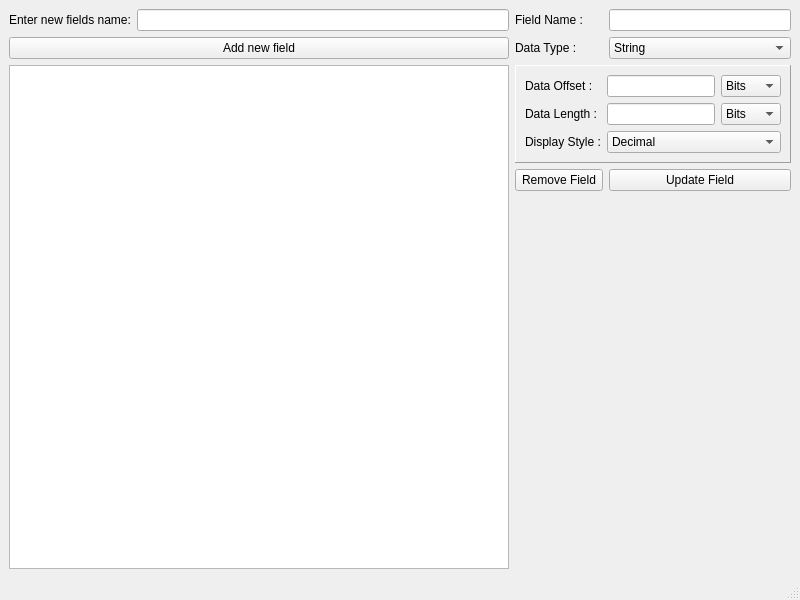
mcergun/Parsy, file ui/grammarwindow.ui: the form before one commit.
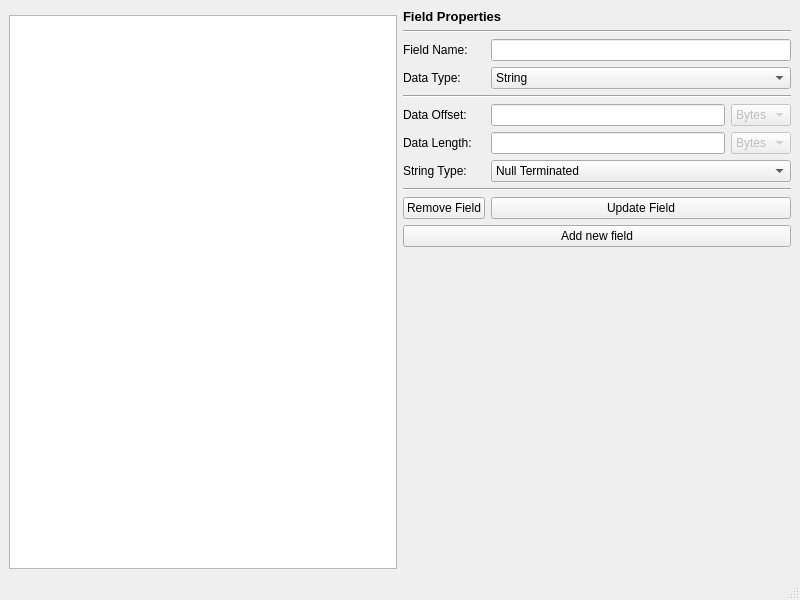
The form after the commit. The open tabs and pages were chosen to show the change.

Commit message:
activated adding/updating field values
also removed stack widget layout as it was causing problems with QDataWidgetMapper synchronization

Patch:
```diff
--- a/ui/grammarwindow.ui
+++ b/ui/grammarwindow.ui
@@ -49,30 +49,16 @@
       </attribute>
      </widget>
     </item>
-    <item row="0" column="0">
-     <layout class="QFormLayout" name="formLayout">
-      <item row="0" column="1">
-       <widget class="QLineEdit" name="tbNewFieldName"/>
-      </item>
-      <item row="0" column="0">
-       <widget class="QLabel" name="label_3">
-        <property name="text">
-         <string>Enter new fields name:</string>
-        </property>
-       </widget>
-      </item>
-      <item row="1" column="0" colspan="2">
-       <widget class="QPushButton" name="btnNewField">
-        <property name="text">
-         <string>Add new field</string>
-        </property>
-       </widget>
-      </item>
-     </layout>
-    </item>
     <item row="0" column="1" rowspan="2">
-     <layout class="QGridLayout" name="gridLayout" rowstretch="0,0,0,0,0,1">
-      <item row="5" column="1" colspan="3">
+     <layout class="QGridLayout" name="gridLayout" rowstretch="0,0,0,0,0,0,0,0,0,0,0,0,0,0,0,0,0,0,0,0,0,0">
+      <item row="10" column="1">
+       <widget class="QPushButton" name="btnRemoveField">
+        <property name="text">
+         <string>Remove Field</string>
+        </property>
+       </widget>
+      </item>
+      <item row="21" column="1" colspan="3">
        <spacer name="verticalSpacer">
         <property name="orientation">
          <enum>Qt::Vertical</enum>
@@ -85,7 +71,96 @@
         </property>
        </spacer>
       </item>
-      <item row="1" column="2" colspan="2">
+      <item row="9" column="1" colspan="3">
+       <widget class="Line" name="line_2">
+        <property name="orientation">
+         <enum>Qt::Horizontal</enum>
+        </property>
+       </widget>
+      </item>
+      <item row="7" column="3">
+       <widget class="QComboBox" name="cbEntryLengthUnit">
+        <property name="enabled">
+         <bool>false</bool>
+        </property>
+        <property name="currentIndex">
+         <number>1</number>
+        </property>
+        <item>
+         <property name="text">
+          <string>Bits</string>
+         </property>
+        </item>
+        <item>
+         <property name="text">
+          <string>Bytes</string>
+         </property>
+        </item>
+       </widget>
+      </item>
+      <item row="7" column="2">
+       <widget class="QLineEdit" name="tbEntryLength"/>
+      </item>
+      <item row="8" column="2" colspan="2">
+       <widget class="QComboBox" name="cbStringType">
+        <item>
+         <property name="text">
+          <string>Null Terminated</string>
+         </property>
+        </item>
+        <item>
+         <property name="text">
+          <string>Static Length</string>
+         </property>
+        </item>
+       </widget>
+      </item>
+      <item row="4" column="1" colspan="3">
+       <widget class="Line" name="line">
+        <property name="orientation">
+         <enum>Qt::Horizontal</enum>
+        </property>
+       </widget>
+      </item>
+      <item row="2" column="2" colspan="2">
+       <widget class="QLineEdit" name="tbEntryName"/>
+      </item>
+      <item row="3" column="1">
+       <widget class="QLabel" name="label">
+        <property name="text">
+         <string>Data Type:</string>
+        </property>
+       </widget>
+      </item>
+      <item row="2" column="1">
+       <widget class="QLabel" name="label_9">
+        <property name="text">
+         <string>Field Name:</string>
+        </property>
+       </widget>
+      </item>
+      <item row="0" column="1" colspan="2">
+       <widget class="QLabel" name="label_2">
+        <property name="text">
+         <string>&lt;html&gt;&lt;head/&gt;&lt;body&gt;&lt;p&gt;&lt;span style=&quot; font-size:10pt; font-weight:600;&quot;&gt;Field Properties&lt;/span&gt;&lt;/p&gt;&lt;/body&gt;&lt;/html&gt;</string>
+        </property>
+       </widget>
+      </item>
+      <item row="10" column="2" colspan="2">
+       <widget class="QPushButton" name="btnUpdateField">
+        <property name="text">
+         <string>Update Field</string>
+        </property>
+       </widget>
+      </item>
+      <item row="11" column="1" colspan="3">
+       <widget class="QPushButton" name="btnNewField">
+        <property name="text">
+         <string>Add new field</string>
+        </property>
+       </widget>
+      </item>
+      <item row="3" column="2" colspan="2">
        <widget class="QComboBox" name="cbEntryType">
         <item>
          <property name="text">
@@ -139,165 +214,54 @@
         </item>
        </widget>
       </item>
-      <item row="0" column="2" colspan="2">
-       <widget class="QLineEdit" name="tbSelectedFieldName"/>
+      <item row="6" column="2">
+       <widget class="QLineEdit" name="tbEntryOffset"/>
       </item>
-      <item row="2" column="1" colspan="3">
-       <widget class="QStackedWidget" name="stackedWidget">
-        <property name="frameShape">
-         <enum>QFrame::Panel</enum>
+      <item row="8" column="1">
+       <widget class="QLabel" name="lblDispType">
+        <property name="text">
+         <string>String Type:</string>
         </property>
-        <property name="frameShadow">
-         <enum>QFrame::Raised</enum>
+       </widget>
+      </item>
+      <item row="6" column="3">
+       <widget class="QComboBox" name="cbEntryOffsetUnit">
+        <property name="enabled">
+         <bool>false</bool>
         </property>
         <property name="currentIndex">
-         <number>0</number>
+         <number>1</number>
         </property>
-        <widget class="QWidget" name="String">
-         <layout class="QGridLayout" name="gridLayout_2">
-          <item row="2" column="1" colspan="2">
-           <widget class="QLineEdit" name="tbStringLength"/>
-          </item>
-          <item row="1" column="0">
-           <widget class="QLabel" name="label_5">
-            <property name="text">
-             <string>Data Offset (Bytes) :</string>
-            </property>
-           </widget>
-          </item>
-          <item row="0" column="1" colspan="2">
-           <widget class="QComboBox" name="cbStringType">
-            <item>
-             <property name="text">
-              <string>Null Terminated</string>
-             </property>
-            </item>
-            <item>
-             <property name="text">
-              <string>Static Length</string>
-             </property>
-            </item>
-           </widget>
-          </item>
-          <item row="0" column="0">
-           <widget class="QLabel" name="label_2">
-            <property name="text">
-             <string>String Type:</string>
-            </property>
-           </widget>
-          </item>
-          <item row="2" column="0">
-           <widget class="QLabel" name="label_4">
-            <property name="text">
-             <string>String Length (Bytes) :</string>
-            </property>
-           </widget>
-          </item>
-          <item row="1" column="1" colspan="2">
-           <widget class="QLineEdit" name="tbStringOffset"/>
-          </item>
-         </layout>
-        </widget>
-        <widget class="QWidget" name="Numeric">
-         <layout class="QGridLayout" name="gridLayout_3">
-          <item row="0" column="1">
-           <widget class="QLineEdit" name="tbNumericOffset"/>
-          </item>
-          <item row="0" column="0">
-           <widget class="QLabel" name="label_6">
-            <property name="text">
-             <string>Data Offset :</string>
-            </property>
-           </widget>
-          </item>
-          <item row="1" column="1">
-           <widget class="QLineEdit" name="tbNumericLength"/>
-          </item>
-          <item row="0" column="2">
-           <widget class="QComboBox" name="cbNumericOffsetType">
-            <item>
-             <property name="text">
-              <string>Bits</string>
-             </property>
-            </item>
-            <item>
-             <property name="text">
-              <string>Bytes</string>
-             </property>
-            </item>
-           </widget>
-          </item>
-          <item row="1" column="2">
-           <widget class="QComboBox" name="cbNumericLengthType">
-            <item>
-             <property name="text">
-              <string>Bits</string>
-             </property>
-            </item>
-            <item>
-             <property name="text">
-              <string>Bytes</string>
-             </property>
-            </item>
-           </widget>
-          </item>
-          <item row="1" column="0">
-           <widget class="QLabel" name="label_7">
-            <property name="text">
-             <string>Data Length :</string>
-            </property>
-           </widget>
-          </item>
-          <item row="2" column="0">
-           <widget class="QLabel" name="label_8">
-            <property name="text">
-             <string>Display Style :</string>
-            </property>
-           </widget>
-          </item>
-          <item row="2" column="1" colspan="2">
-           <widget class="QComboBox" name="comboBox">
-            <item>
-             <property name="text">
-              <string>Decimal</string>
-             </property>
-            </item>
-            <item>
-             <property name="text">
-              <string>Hexadecimal</string>
-             </property>
-            </item>
-           </widget>
-          </item>
-         </layout>
-        </widget>
+        <item>
+         <property name="text">
+          <string>Bits</string>
+         </property>
+        </item>
+        <item>
+         <property name="text">
+          <string>Bytes</string>
+         </property>
+        </item>
        </widget>
       </item>
-      <item row="1" column="1">
-       <widget class="QLabel" name="label">
+      <item row="6" column="1">
+       <widget class="QLabel" name="lblOffset">
         <property name="text">
-         <string>Data Type :</string>
+         <string>Data Offset:</string>
         </property>
        </widget>
       </item>
-      <item row="4" column="1">
-       <widget class="QPushButton" name="btnRemoveField">
+      <item row="7" column="1">
+       <widget class="QLabel" name="lblLength">
         <property name="text">
-         <string>Remove Field</string>
+         <string>Data Length:</string>
         </property>
        </widget>
       </item>
-      <item row="0" column="1">
-       <widget class="QLabel" name="label_9">
-        <property name="text">
-         <string>Field Name :</string>
-        </property>
-       </widget>
-      </item>
-      <item row="4" column="2" colspan="2">
-       <widget class="QPushButton" name="btnUpdateField">
-        <property name="text">
-         <string>Update Field</string>
+      <item row="1" column="1" colspan="3">
+       <widget class="Line" name="line_3">
+        <property name="orientation">
+         <enum>Qt::Horizontal</enum>
         </property>
        </widget>
       </item>
```
The commit also changes 3 other files.
